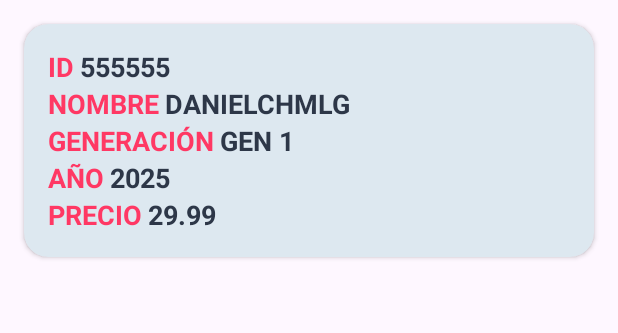
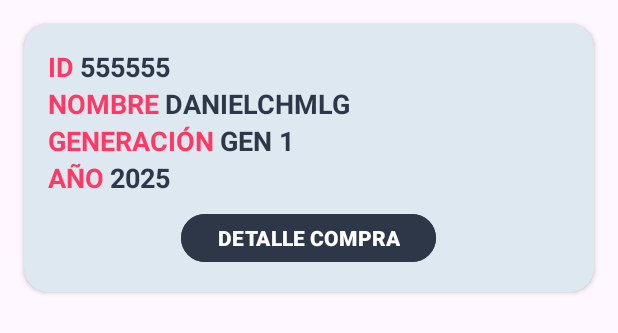
Before and after one commit to danielchmlg/tamaCollection, an Android app: the layout item_tamagotchi.xml on its own in the app's theme, with its tools: preview values and no code run, on a phone screen of 412 x 824 dp. Shown: the top 333 px of the screen. Run offline under Robolectric (Android 15) with nearby library versions, the light colour scheme and no system bars.

Commit message:
Modificado el RecyclerView añadiendo el botón para los detalles de la compra. Añadido en el viewHolder

```diff
--- a/app/src/main/java/com/danielcuevasdeharo/tamacollection/recycleview/adapter/TamagotchiViewHolder.kt
+++ b/app/src/main/java/com/danielcuevasdeharo/tamacollection/recycleview/adapter/TamagotchiViewHolder.kt
@@ -1,6 +1,7 @@
 package com.danielcuevasdeharo.tamacollection.recycleview.adapter
 
 import android.view.View
+import android.widget.Button
 import android.widget.TextView
 import androidx.recyclerview.widget.RecyclerView
 import com.danielcuevasdeharo.tamacollection.R
@@ -12,14 +13,16 @@ class TamagotchiViewHolder(view: View) : RecyclerView.ViewHolder(view) {
     val name = view.findViewById<TextView>(R.id.rvName)
     val gen = view.findViewById<TextView>(R.id.rvGen)
     val year = view.findViewById<TextView>(R.id.rvYear)
-    val price = view.findViewById<TextView>(R.id.rvPrice) // en adquisición
+    val btnDetails = view.findViewById<Button>(R.id.btnDetails)
 
     fun render(tamagotchi: Tamagotchi) {
         id.text = tamagotchi.id.toString()
         name.text = tamagotchi.name
         gen.text = tamagotchi.generation
         year.text = tamagotchi.year.toString()
-        //price.text = tamagotchi.price.toString() estará en adquisición
+        btnDetails.setOnClickListener {
+            //TODO
+        }
     }
 
 }
--- a/app/src/main/res/layout/item_tamagotchi.xml
+++ b/app/src/main/res/layout/item_tamagotchi.xml
@@ -129,29 +129,20 @@
         <LinearLayout
             android:layout_width="match_parent"
             android:layout_height="wrap_content"
-            android:orientation="horizontal">
+            android:orientation="vertical">
 
 
-            <TextView
-                android:layout_width="wrap_content"
-                android:layout_height="wrap_content"
-                android:text="@string/price"
-                android:textColor="@color/tama_special"
-                android:textStyle="bold"
+            <Button
+                android:id="@+id/btnDetails"
+                android:layout_width="170dp"
+                android:layout_height="40dp"
+                android:layout_gravity="center"
+                android:layout_marginTop="8dp"
+                android:text="Detalle compra"
+                android:backgroundTint="@color/tama_btn_background"
                 android:textAllCaps="true"
-                android:textSize="18sp"/>
+                android:textStyle="bold"/>
 
-            <TextView
-                android:id="@+id/rvPrice"
-                android:layout_width="wrap_content"
-                android:layout_height="wrap_content"
-                tools:text = "29.99"
-                android:layout_marginHorizontal="4dp"
-                android:textAllCaps="true"
-                android:textStyle="bold"
-                android:textSize="18sp"
-                android:textColor="@color/tama_text"
-                />
 
         </LinearLayout>
 
```
